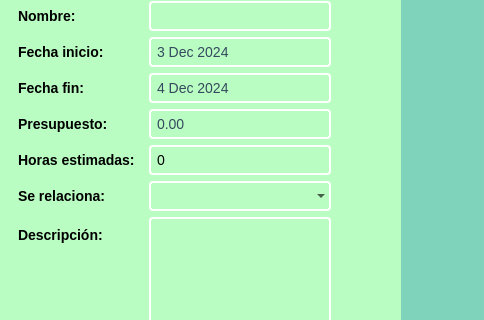
Before: the Qt Designer form formulario_proto.ui in julinavas14/trabajo_programacion_sql, drawn with Qt 5; both pictures show x 150 to 634 and y 89 to 409 of the 634 by 602 pixel window.
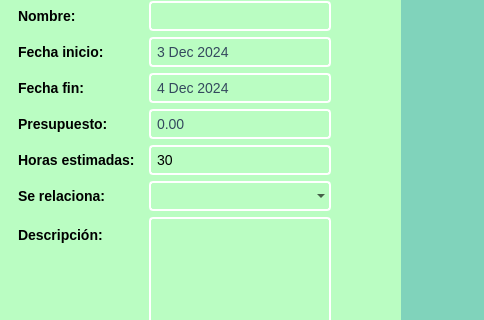
After: the same form once the commit is applied.

```diff
--- a/formulario_proto.ui
+++ b/formulario_proto.ui
@@ -173,6 +173,9 @@
        <property name="styleSheet">
         <string notr="true">color: black;</string>
        </property>
+       <property name="minimum">
+        <number>30</number>
+       </property>
        <property name="maximum">
         <number>999999</number>
        </property>
```
